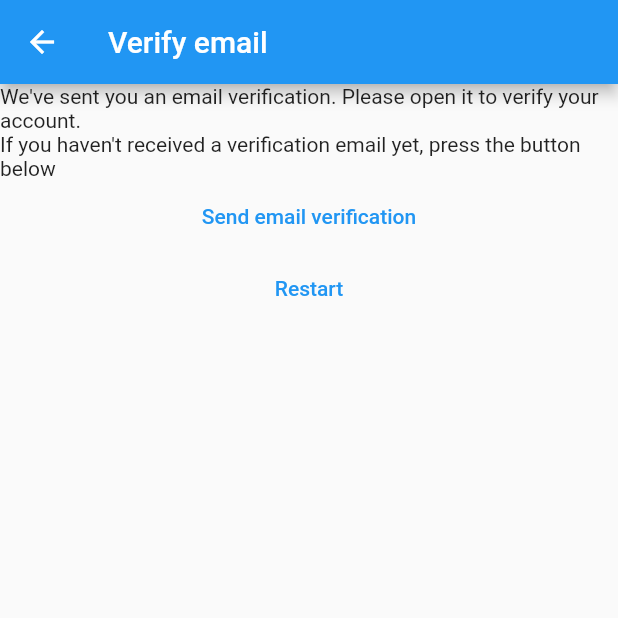
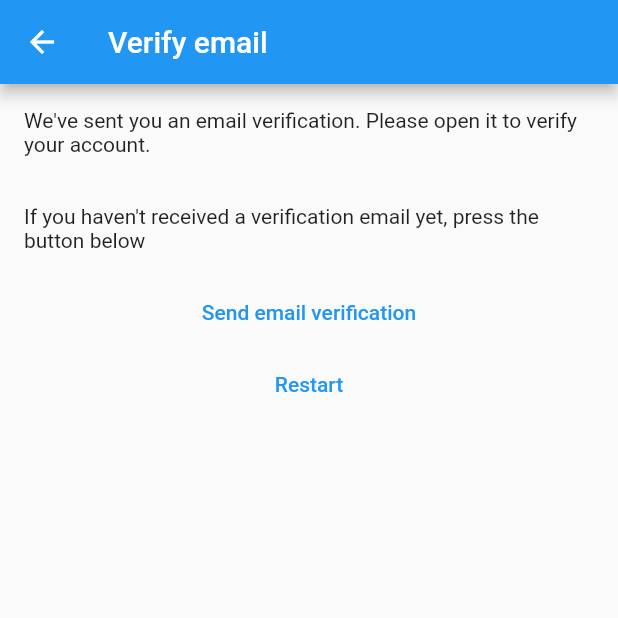
Before and after one commit to redrussianarmy/my-notes-app, a Flutter app: the VerifyEmailView screen opened directly, on a phone screen of 412 x 824 dp, the top half of it. Run offline on Flutter 3.47's test engine with Material 2 defaults, Android fonts, the phone set to English and light mode, and no system bars; our stand-ins replace bloc, cloud_firestore, equatable, firebase_auth, firebase_core, flutter_bloc and 1 more; accounts and stored records are empty; generated files the repository leaves out were written again; network calls fail.

```diff
--- a/lib/services/auth/bloc/auth_event.dart
+++ b/lib/services/auth/bloc/auth_event.dart
@@ -1,4 +1,5 @@
 import 'package:flutter/foundation.dart' show immutable;
+import 'package:flutter/widgets.dart' show BuildContext;
 
 @immutable
 abstract class AuthEvent {
@@ -16,8 +17,13 @@ class AuthEventSendEmailVerification extends AuthEvent {
 class AuthEventLogIn extends AuthEvent {
   final String email;
   final String password;
+  final BuildContext context;
 
-  const AuthEventLogIn(this.email, this.password);
+  const AuthEventLogIn(
+    this.email,
+    this.password,
+    this.context,
+  );
 }
 
 class AuthEventRegister extends AuthEvent {
--- a/lib/views/login_view.dart
+++ b/lib/views/login_view.dart
@@ -88,6 +88,7 @@ class _LoginViewState extends State<LoginView> {
                         AuthEventLogIn(
                           email,
                           password,
+                          context,
                         ),
                       );
                 },
--- a/lib/views/verify_email_view.dart
+++ b/lib/views/verify_email_view.dart
@@ -19,8 +19,14 @@ class _VerifyEmailViewState extends State<VerifyEmailView> {
         title: Text(context.loc.verify_email_title),
       ),
       body: Column(children: [
-        Text(context.loc.verify_email_desc1),
-        Text(context.loc.verify_email_desc2),
+        Padding(
+          padding: const EdgeInsets.all(16.0),
+          child: Text(context.loc.verify_email_desc1),
+        ),
+        Padding(
+          padding: const EdgeInsets.all(16.0),
+          child: Text(context.loc.verify_email_desc2),
+        ),
         TextButton(
           onPressed: () {
             context.read<AuthBloc>().add(
```
Also changed, not shown: lib/l10n/intl_en.arb (+10 -9 lines), lib/l10n/intl_tr.arb (+10 -9 lines), lib/services/auth/bloc/auth_bloc.dart (+7 -4 lines).
